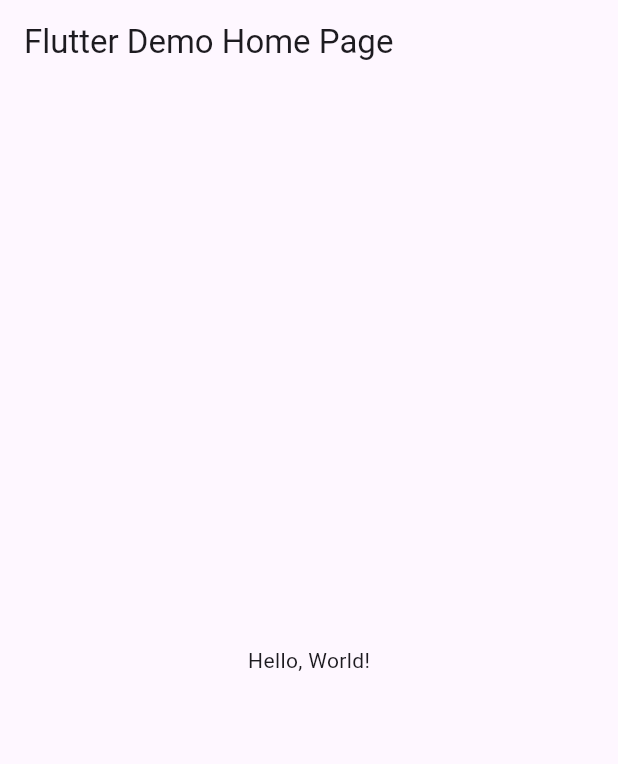
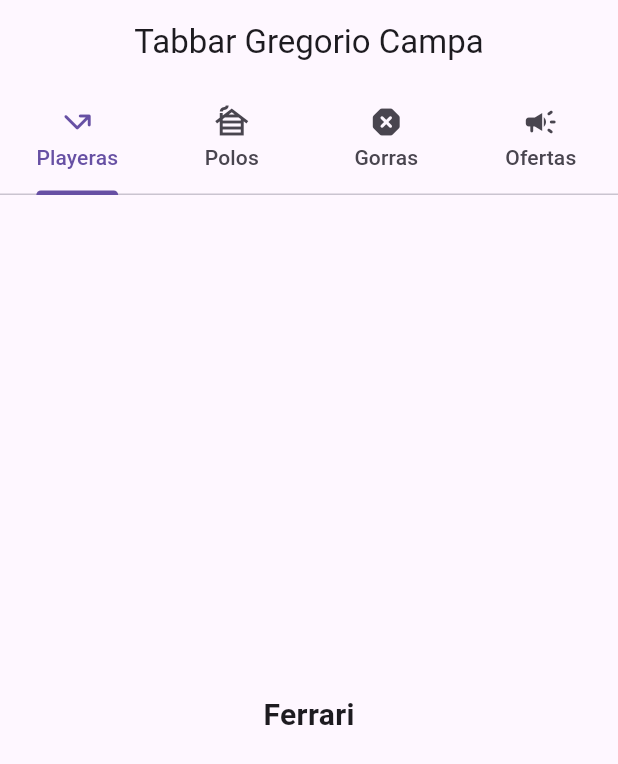
Before and after one commit to CampaG128/p11-TabBar-6I, a Flutter app: the screen it shows after launch, on a phone screen of 412 x 824 dp. Shown: the top 764 px of the screen. Run offline on Flutter 3.47's test engine with Material 3 defaults, Android fonts, the phone set to English and light mode, and no system bars.

```diff
--- a/lib/main.dart
+++ b/lib/main.dart
@@ -1,43 +1,81 @@
 import 'package:flutter/material.dart';
 
-void main() => runApp(MyApp());
+void main() {
+  runApp(MyApp());
+}
 
 class MyApp extends StatelessWidget {
-  const MyApp({super.key});
-  // This widget is the root of your application.
   @override
   Widget build(BuildContext context) {
     return MaterialApp(
-      // Application name
-      title: 'Flutter Hello World',
-      // Application theme data, you can set the colors for the application as
-      // you want
+      debugShowCheckedModeBanner: false,
+      title: 'Flutter Learning',
       theme: ThemeData(
-        // useMaterial3: true,
-        primarySwatch: Colors.blue,
+        primarySwatch: Colors.deepPurple,
       ),
-      // A widget which will be started on application startup
-      home: MyHomePage(title: 'Flutter Demo Home Page'),
+      home: MiPaginaInicial(),
     );
   }
 }
 
-class MyHomePage extends StatelessWidget {
-  final String title;
-  const MyHomePage({super.key, required this.title});
+// Stateful
+
+class MiPaginaInicial extends StatefulWidget {
+  const MiPaginaInicial({Key? key}) : super(key: key);
 
   @override
+  State<MiPaginaInicial> createState() => _MiPaginaInicialState();
+} // MiPaginaInicial
+
+class _MiPaginaInicialState extends State<MiPaginaInicial> {
+  @override
   Widget build(BuildContext context) {
-    return Scaffold(
-      appBar: AppBar(
-        // The title text which will be shown on the action bar
-        title: Text(title),
-      ),
-      body: Center(
-        child: Text(
-          'Hello, World!',
+    return DefaultTabController(
+      length: 4,
+      child: Scaffold(
+        appBar: AppBar(
+          title: const Text("Tabbar Gregorio Campa"),
+          centerTitle: true,
+          bottom: TabBar(tabs: [
+            Tab(
+              text: "Playeras",
+              icon: Icon(Icons.call_missed_outgoing_rounded),
+            ),
+            Tab(
+              text: "Polos",
+              icon: Icon(Icons.cabin),
+            ),
+            Tab(
+              text: "Gorras",
+              icon: Icon(Icons.dangerous_rounded),
+            ),
+            Tab(
+              text: "Ofertas",
+              icon: Icon(Icons.campaign_rounded),
+            ),
+          ]), // Fin de tabs // Fin bottom tabbar
         ),
-      ),
-    );
-  }
-}
+        body: TabBarView(
+          children: const <Widget>[
+            Center(
+              child: Text("Ferrari",
+                  style: TextStyle(fontWeight: FontWeight.bold, fontSize: 20)),
+            ),
+            Center(
+              child: Text("Mclaren",
+                  style: TextStyle(fontWeight: FontWeight.bold, fontSize: 20)),
+            ),
+            Center(
+              child: Text("Mercedes",
+                  style: TextStyle(fontWeight: FontWeight.bold, fontSize: 20)),
+            ),
+            Center(
+              child: Text("Aston Martin",
+                  style: TextStyle(fontWeight: FontWeight.bold, fontSize: 20)),
+            ),
+          ], // Jardin de niños
+        ), // Fin del tabbarview
+      ), // Fin de scaffold
+    ); // DefaultTabController
+  } // Fin widgets
+} // _MiPaginaInicialState
```
